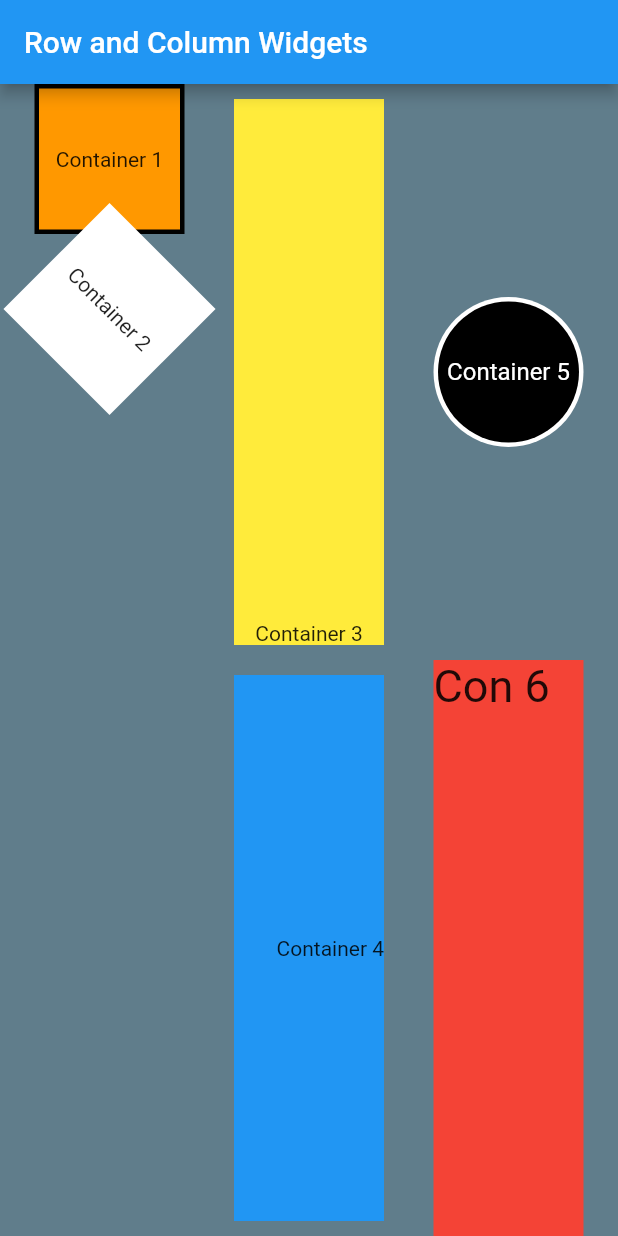
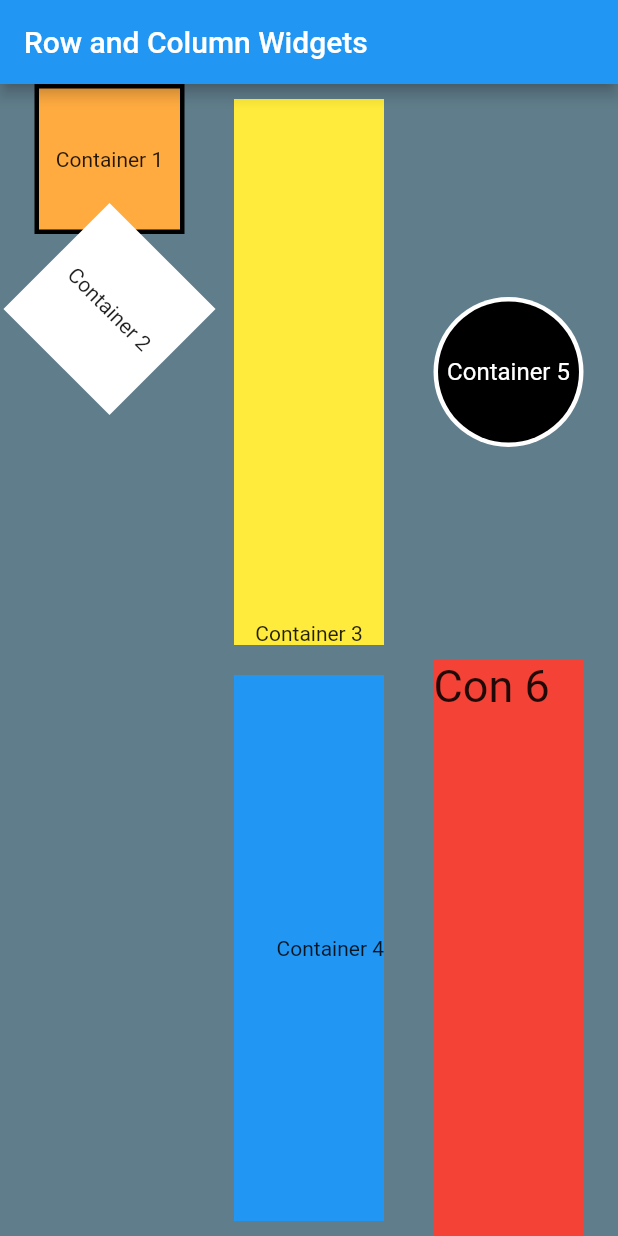
Before and after one commit to Jlindner1/FlutterApp01_Jlindner, a Flutter app: the screen it shows after launch, on a phone screen of 412 x 824 dp. Run offline on Flutter 3.47's test engine with Material 2 defaults, Android fonts, the phone set to English and light mode, and no system bars.

Commit message:
color fix

```diff
--- a/lib/main.dart
+++ b/lib/main.dart
@@ -24,7 +24,7 @@ class MyApp extends StatelessWidget {
                 Container(
                   decoration: BoxDecoration(
                     border: Border.all(width: 3, color: Colors.black),
-                    color: Colors.orange,
+                    color: Colors.orangeAccent,
                   ),
                   height: 100.0,
                   width: 100.0,
```
